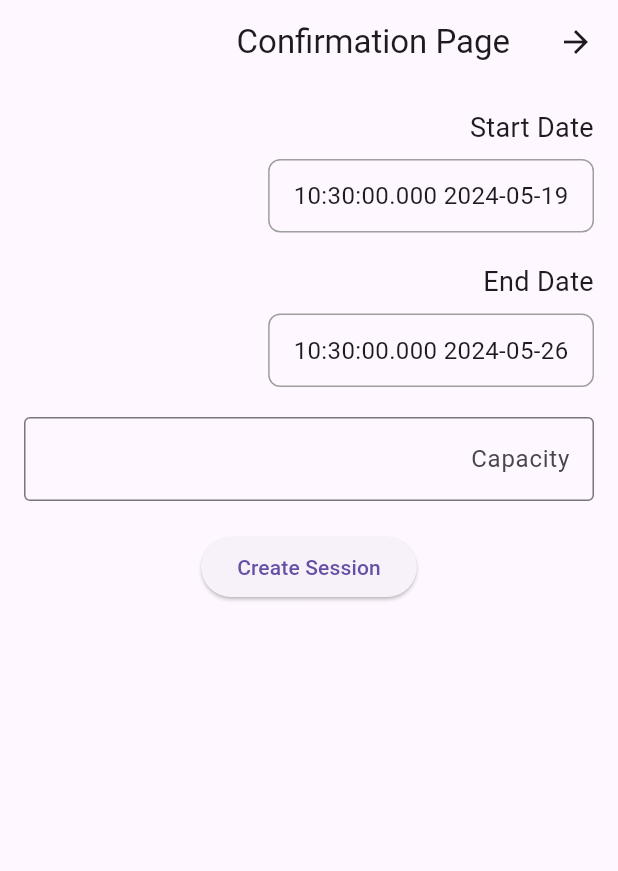
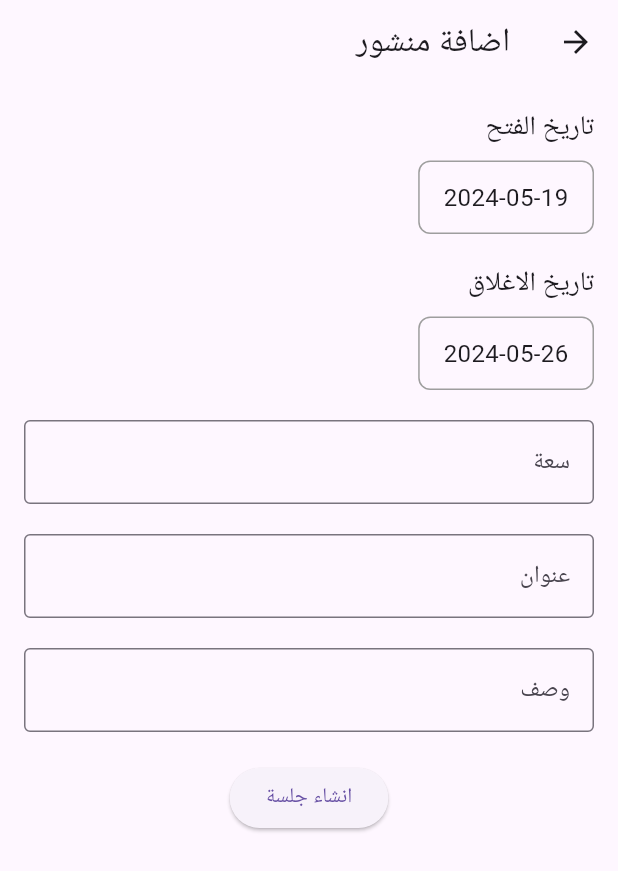
Before and after one commit to zahrasaidani/nurelquraan_appmobile, a Flutter app: the ConfirmationPage screen opened directly, on a phone screen of 412 x 824 dp. Shown: the top 871 px of the screen. Run offline on Flutter 3.47's test engine with Material 3 defaults, Android fonts, the phone set to English and light mode, and no system bars; our stand-ins replace cloud_firestore, firebase_auth, firebase_core, flutter_map, latlong2; missing offline and left inert: dart:js_interop, latlng_picker; accounts and stored records are empty.

Commit message:
Update creationsession.dart

```diff
--- a/lib/imam/creationsession.dart
+++ b/lib/imam/creationsession.dart
@@ -3,13 +3,13 @@ import 'package:cloud_firestore/cloud_firestore.dart';
 import 'package:firebase_auth/firebase_auth.dart';
 
 class ConfirmationPage extends StatelessWidget {
-  const ConfirmationPage({super.key});
+  const ConfirmationPage({Key? key}) : super(key: key);
 
   @override
   Widget build(BuildContext context) {
     return Scaffold(
       appBar: AppBar(
-        title: const Text('Confirmation Page'),
+        title: const Text('اضافة منشور'),
       ),
       body: const SessionForm(),
     );
@@ -17,7 +17,7 @@ class ConfirmationPage extends StatelessWidget {
 }
 
 class SessionForm extends StatefulWidget {
-  const SessionForm({super.key});
+  const SessionForm({Key? key}) : super(key: key);
 
   @override
   _SessionFormState createState() => _SessionFormState();
@@ -28,6 +28,8 @@ class _SessionFormState extends State<SessionForm> {
   late DateTime _startDate;
   late DateTime _endDate;
   late int _capacity;
+  late String _title;
+  late String _description;
 
   @override
   void initState() {
@@ -35,6 +37,8 @@ class _SessionFormState extends State<SessionForm> {
     _startDate = DateTime.now();
     _endDate = DateTime.now().add(const Duration(days: 7));
     _capacity = 0;
+    _title = '';
+    _description = '';
   }
 
   @override
@@ -47,7 +51,7 @@ class _SessionFormState extends State<SessionForm> {
           crossAxisAlignment: CrossAxisAlignment.start,
           children: <Widget>[
             const Text(
-              'Start Date',
+              'تاريخ الفتح',
               style: TextStyle(fontSize: 18),
             ),
             const SizedBox(height: 8),
@@ -56,20 +60,21 @@ class _SessionFormState extends State<SessionForm> {
                 _selectDate(context, true);
               },
               child: Container(
-                padding: const EdgeInsets.symmetric(vertical: 12, horizontal: 16),
+                padding:
+                    const EdgeInsets.symmetric(vertical: 12, horizontal: 16),
                 decoration: BoxDecoration(
                   border: Border.all(color: Colors.grey),
                   borderRadius: BorderRadius.circular(8),
                 ),
                 child: Text(
-                  _startDate.toString(),
+                  _startDate.toString().split(' ')[0],
                   style: const TextStyle(fontSize: 16),
                 ),
               ),
             ),
             const SizedBox(height: 20),
             const Text(
-              'End Date',
+              'تاريخ الاغلاق',
               style: TextStyle(fontSize: 18),
             ),
             const SizedBox(height: 8),
@@ -78,13 +83,14 @@ class _SessionFormState extends State<SessionForm> {
                 _selectDate(context, false);
               },
               child: Container(
-                padding: const EdgeInsets.symmetric(vertical: 12, horizontal: 16),
+                padding:
+                    const EdgeInsets.symmetric(vertical: 12, horizontal: 16),
                 decoration: BoxDecoration(
                   border: Border.all(color: Colors.grey),
                   borderRadius: BorderRadius.circular(8),
                 ),
                 child: Text(
-                  _endDate.toString(),
+                  _endDate.toString().split(' ')[0],
                   style: const TextStyle(fontSize: 16),
                 ),
               ),
@@ -92,18 +98,53 @@ class _SessionFormState extends State<SessionForm> {
             const SizedBox(height: 20),
             TextFormField(
               decoration: const InputDecoration(
-                labelText: 'Capacity',
+                labelText: 'سعة',
                 border: OutlineInputBorder(),
               ),
               keyboardType: TextInputType.number,
               validator: (value) {
-                if (value!.isEmpty) {
-                  return 'Please enter session capacity';
+                if (value == null || value.isEmpty) {
+                  return 'الرجاء ادخل السعة الجلسة';
+                }
+                if (int.tryParse(value) == null) {
+                  return 'الرجاء إدخال رقم صالح';
                 }
                 return null;
               },
               onSaved: (value) {
                 _capacity = int.parse(value!);
+              },
+            ),
+            const SizedBox(height: 20),
+            TextFormField(
+              decoration: const InputDecoration(
+                labelText: 'عنوان',
+                border: OutlineInputBorder(),
+              ),
+              validator: (value) {
+                if (value == null || value.isEmpty) {
+                  return 'الرجاء إدخال عنوان الجلسة';
+                }
+                return null;
+              },
+              onSaved: (value) {
+                _title = value!;
+              },
+            ),
+            const SizedBox(height: 20),
+            TextFormField(
+              decoration: const InputDecoration(
+                labelText: 'وصف',
+                border: OutlineInputBorder(),
+              ),
+              validator: (value) {
+                if (value == null || value.isEmpty) {
+                  return 'الرجاء إدخال وصف الجلسة';
+                }
+                return null;
+              },
+              onSaved: (value) {
+                _description = value!;
               },
             ),
             const SizedBox(height: 20),
@@ -115,7 +156,7 @@ class _SessionFormState extends State<SessionForm> {
                     createSession(context);
                   }
                 },
-                child: const Text('Create Session'),
+                child: const Text('انشاء جلسة'),
               ),
             ),
           ],
@@ -148,23 +189,35 @@ class _SessionFormState extends State<SessionForm> {
       if (currentUser != null) {
         String mosqueId = currentUser.uid;
 
-      // Enregistrement de la session avec l'ID du mosque connecté
+        // Add a new document to the 'sessions' collection with an automatically generated unique identifier
+        DocumentReference sessionRef =
             await FirebaseFirestore.instance.collection('sessions').add({
           'mosqueId': mosqueId,
+          'title': _title,
+          'description': _description,
           'startDate': _startDate,
           'endDate': _endDate,
           'capacity': _capacity,
-        'demands': [],
         });
 
-      ScaffoldMessenger.of(context).showSnackBar(const SnackBar(content: Text('Session created successfully')));
-      Navigator.pop(context); // Retour à la page précédente après la création de la session
+        // Retrieve the ID of the added document (sessionId)
+        String sessionId = sessionRef.id;
+
+        // Update the document with the session ID
+        await sessionRef.update({'sessionId': sessionId});
+
+        ScaffoldMessenger.of(context).showSnackBar(
+            const SnackBar(content: Text('تم إنشاء الجلسة بنجاح')));
+
+        // Navigate back to the previous page
+        Navigator.pop(context);
       } else {
-      ScaffoldMessenger.of(context).showSnackBar(const SnackBar(content: Text('Error: Mosque not authenticated')));
+        ScaffoldMessenger.of(context).showSnackBar(
+            const SnackBar(content: Text('خطأ: المسجد غير مصدق')));
       }
     } catch (error) {
-    ScaffoldMessenger.of(context).showSnackBar(SnackBar(content: Text('Error creating session: $error')));
+      ScaffoldMessenger.of(context)
+          .showSnackBar(SnackBar(content: Text('خطأ في إنشاء الجلسة: $error')));
     }
   }
-
 }
```
Lines whose indentation alone changed are shown as unchanged.
